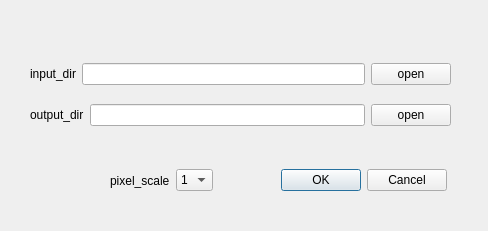
The window that ui/postProcess/removeSmallPolygon.ui (scrssys/SCRS_RS_AI) describes before a commit, drawn with Qt 5.
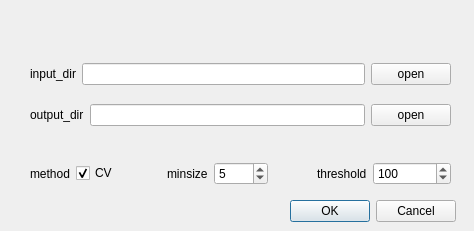
The same window after the commit.

Commit message: 20200708 linux 1 modify removesmallpolygon in ui

```diff
--- a/ui/postProcess/removeSmallPolygon.ui
+++ b/ui/postProcess/removeSmallPolygon.ui
@@ -6,7 +6,7 @@
    <rect>
     <x>0</x>
     <y>0</y>
-    <width>488</width>
+    <width>474</width>
     <height>231</height>
    </rect>
   </property>
@@ -67,88 +67,150 @@
     </item>
    </layout>
   </widget>
-  <widget class="QWidget" name="layoutWidget">
+  <widget class="QDialogButtonBox" name="buttonBox">
    <property name="geometry">
     <rect>
-     <x>110</x>
+     <x>290</x>
+     <y>200</y>
+     <width>166</width>
+     <height>22</height>
+    </rect>
+   </property>
+   <property name="orientation">
+    <enum>Qt::Horizontal</enum>
+   </property>
+   <property name="standardButtons">
+    <set>QDialogButtonBox::Cancel|QDialogButtonBox::Ok</set>
+   </property>
+  </widget>
+  <widget class="QWidget" name="">
+   <property name="geometry">
+    <rect>
+     <x>30</x>
      <y>160</y>
-     <width>337</width>
-     <height>41</height>
+     <width>421</width>
+     <height>27</height>
     </rect>
    </property>
-   <layout class="QHBoxLayout" name="horizontalLayout_4">
+   <layout class="QHBoxLayout" name="horizontalLayout_6">
     <item>
      <layout class="QHBoxLayout" name="horizontalLayout_2">
       <item>
+       <widget class="QLabel" name="label_4">
+        <property name="text">
+         <string>method</string>
+        </property>
+       </widget>
+      </item>
+      <item>
+       <widget class="QCheckBox" name="checkBox_flag">
+        <property name="text">
+         <string>CV</string>
+        </property>
+        <property name="checked">
+         <bool>true</bool>
+        </property>
+       </widget>
+      </item>
+     </layout>
+    </item>
+    <item>
+     <spacer name="horizontalSpacer">
+      <property name="orientation">
+       <enum>Qt::Horizontal</enum>
+      </property>
+      <property name="sizeHint" stdset="0">
+       <size>
+        <width>40</width>
+        <height>20</height>
+       </size>
+      </property>
+     </spacer>
+    </item>
+    <item>
+     <layout class="QHBoxLayout" name="horizontalLayout_4">
+      <item>
        <widget class="QLabel" name="label_2">
         <property name="text">
-         <string>pixel_scale</string>
+         <string>minsize</string>
         </property>
        </widget>
       </item>
       <item>
-       <widget class="QComboBox" name="comboBox_scale">
-        <property name="currentText">
-         <string>1</string>
+       <widget class="QSpinBox" name="spinBox_ms">
+        <property name="minimumSize">
+         <size>
+          <width>0</width>
+          <height>23</height>
+         </size>
         </property>
-        <item>
-         <property name="text">
-          <string>1</string>
-         </property>
-        </item>
-        <item>
-         <property name="text">
-          <string>2</string>
-         </property>
-        </item>
-        <item>
-         <property name="text">
-          <string>3</string>
-         </property>
-        </item>
-        <item>
-         <property name="text">
-          <string>4</string>
-         </property>
-        </item>
-        <item>
-         <property name="text">
-          <string>5</string>
-         </property>
-        </item>
-        <item>
-         <property name="text">
-          <string>6</string>
-         </property>
-        </item>
-        <item>
-         <property name="text">
-          <string>7</string>
-         </property>
-        </item>
-        <item>
-         <property name="text">
-          <string>8</string>
-         </property>
-        </item>
-        <item>
-         <property name="text">
-          <string>9</string>
-         </property>
-        </item>
+        <property name="minimum">
+         <number>1</number>
+        </property>
+        <property name="maximum">
+         <number>1000</number>
+        </property>
+        <property name="singleStep">
+         <number>5</number>
+        </property>
+        <property name="value">
+         <number>5</number>
+        </property>
        </widget>
       </item>
      </layout>
     </item>
     <item>
-     <widget class="QDialogButtonBox" name="buttonBox">
+     <spacer name="horizontalSpacer_2">
       <property name="orientation">
        <enum>Qt::Horizontal</enum>
       </property>
-      <property name="standardButtons">
-       <set>QDialogButtonBox::Cancel|QDialogButtonBox::Ok</set>
+      <property name="sizeHint" stdset="0">
+       <size>
+        <width>40</width>
+        <height>20</height>
+       </size>
       </property>
-     </widget>
+     </spacer>
+    </item>
+    <item>
+     <layout class="QHBoxLayout" name="horizontalLayout_5">
+      <item>
+       <widget class="QLabel" name="label_5">
+        <property name="text">
+         <string>threshold</string>
+        </property>
+       </widget>
+      </item>
+      <item>
+       <widget class="QSpinBox" name="spinBox_thd">
+        <property name="sizePolicy">
+         <sizepolicy hsizetype="Minimum" vsizetype="Fixed">
+          <horstretch>0</horstretch>
+          <verstretch>2</verstretch>
+         </sizepolicy>
+        </property>
+        <property name="minimumSize">
+         <size>
+          <width>78</width>
+          <height>23</height>
+         </size>
+        </property>
+        <property name="minimum">
+         <number>1</number>
+        </property>
+        <property name="maximum">
+         <number>100000</number>
+        </property>
+        <property name="singleStep">
+         <number>100</number>
+        </property>
+        <property name="value">
+         <number>100</number>
+        </property>
+       </widget>
+      </item>
+     </layout>
     </item>
    </layout>
   </widget>
```
The commit also changes 6 other files.
